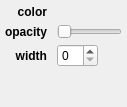
This is viewer_test/layer_style_editor.ui in hopehhchen/glue_tree as Qt 5 draws it before an edit. The edited form follows.
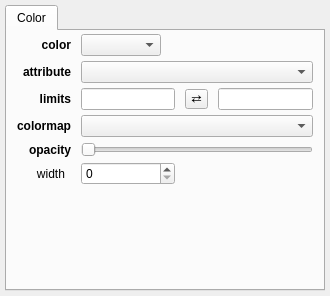
This is the edited form. Custom widgets are drawn as their Qt base class.

Commit message: brushing, selecting, variable color coding, etc.

```diff
--- a/viewer_test/layer_style_editor.ui
+++ b/viewer_test/layer_style_editor.ui
@@ -6,8 +6,8 @@
    <rect>
     <x>0</x>
     <y>0</y>
-    <width>127</width>
-    <height>107</height>
+    <width>330</width>
+    <height>296</height>
    </rect>
   </property>
   <property name="windowTitle">
@@ -26,24 +26,52 @@
    <property name="bottomMargin">
     <number>5</number>
    </property>
+   <item row="0" column="1">
+    <widget class="QTabWidget" name="tab_widget">
+     <property name="currentIndex">
+      <number>0</number>
+     </property>
+     <property name="elideMode">
+      <enum>Qt::ElideNone</enum>
+     </property>
+     <widget class="QWidget" name="tab_4">
+      <attribute name="title">
+       <string>Color</string>
+      </attribute>
+      <layout class="QGridLayout" name="gridLayout_5">
+       <property name="leftMargin">
+        <number>10</number>
+       </property>
+       <property name="topMargin">
+        <number>3</number>
+       </property>
+       <property name="rightMargin">
+        <number>10</number>
+       </property>
+       <property name="bottomMargin">
+        <number>3</number>
+       </property>
    <property name="horizontalSpacing">
     <number>10</number>
    </property>
    <property name="verticalSpacing">
     <number>5</number>
    </property>
-   <item row="1" column="1" colspan="2">
-    <widget class="QSlider" name="value_alpha">
-     <property name="maximum">
-      <number>100</number>
-     </property>
-     <property name="orientation">
-      <enum>Qt::Horizontal</enum>
+       <item row="4" column="1" colspan="3">
+        <widget class="QColormapCombo" name="combodata_cmap">
+         <property name="sizePolicy">
+          <sizepolicy hsizetype="Expanding" vsizetype="Fixed">
+           <horstretch>0</horstretch>
+           <verstretch>0</verstretch>
+          </sizepolicy>
+         </property>
+         <property name="sizeAdjustPolicy">
+          <enum>QComboBox::AdjustToMinimumContentsLength</enum>
      </property>
     </widget>
    </item>
-   <item row="1" column="0">
-    <widget class="QLabel" name="label">
+       <item row="3" column="0">
+        <widget class="QLabel" name="label_cmap_limits">
      <property name="font">
       <font>
        <weight>75</weight>
@@ -51,14 +79,49 @@
       </font>
      </property>
      <property name="text">
-      <string>opacity</string>
+          <string>limits</string>
      </property>
      <property name="alignment">
       <set>Qt::AlignRight|Qt::AlignTrailing|Qt::AlignVCenter</set>
      </property>
     </widget>
    </item>
-   <item row="0" column="1">
+       <item row="4" column="0">
+        <widget class="QLabel" name="label_colormap">
+         <property name="font">
+          <font>
+           <weight>75</weight>
+           <bold>true</bold>
+          </font>
+         </property>
+         <property name="text">
+          <string>colormap</string>
+         </property>
+         <property name="alignment">
+          <set>Qt::AlignRight|Qt::AlignTrailing|Qt::AlignVCenter</set>
+         </property>
+        </widget>
+       </item>
+       <item row="0" column="0">
+        <widget class="QLabel" name="label_10">
+         <property name="font">
+          <font>
+           <weight>75</weight>
+           <bold>true</bold>
+          </font>
+         </property>
+         <property name="text">
+          <string>color</string>
+         </property>
+         <property name="alignment">
+          <set>Qt::AlignRight|Qt::AlignTrailing|Qt::AlignVCenter</set>
+         </property>
+        </widget>
+       </item>
+       <item row="3" column="3">
+        <widget class="QLineEdit" name="valuetext_cmap_vmax"/>
+       </item>
+       <item row="0" column="3">
     <widget class="QColorBox" name="color_color">
      <property name="sizePolicy">
       <sizepolicy hsizetype="Preferred" vsizetype="Minimum">
@@ -71,43 +134,8 @@
      </property>
     </widget>
    </item>
-   <item row="0" column="0">
-    <widget class="QLabel" name="label_2">
-     <property name="font">
-      <font>
-       <weight>75</weight>
-       <bold>true</bold>
-      </font>
-     </property>
-     <property name="text">
-      <string>color</string>
-     </property>
-     <property name="alignment">
-      <set>Qt::AlignRight|Qt::AlignTrailing|Qt::AlignVCenter</set>
-     </property>
-    </widget>
-   </item>
-   <item row="2" column="1">
-    <widget class="QSpinBox" name="value_linewidth"/>
-   </item>
-   <item row="2" column="0">
-    <widget class="QLabel" name="label_3">
-     <property name="font">
-      <font>
-       <weight>75</weight>
-       <bold>true</bold>
-      </font>
-     </property>
-     <property name="text">
-      <string>width</string>
-     </property>
-     <property name="alignment">
-      <set>Qt::AlignRight|Qt::AlignTrailing|Qt::AlignVCenter</set>
-     </property>
-    </widget>
-   </item>
-   <item row="3" column="0">
-    <spacer name="verticalSpacer">
+       <item row="7" column="0">
+        <spacer name="verticalSpacer_2">
      <property name="orientation">
       <enum>Qt::Vertical</enum>
      </property>
@@ -119,18 +147,91 @@
      </property>
     </spacer>
    </item>
-   <item row="3" column="1" colspan="2">
-    <spacer name="horizontalSpacer">
+       <item row="5" column="0">
+        <widget class="QLabel" name="label_7">
+         <property name="font">
+          <font>
+           <weight>75</weight>
+           <bold>true</bold>
+          </font>
+         </property>
+         <property name="text">
+          <string>opacity</string>
+         </property>
+         <property name="alignment">
+          <set>Qt::AlignRight|Qt::AlignTrailing|Qt::AlignVCenter</set>
+         </property>
+        </widget>
+       </item>
+       <item row="2" column="1" colspan="3">
+        <widget class="QComboBox" name="combosel_cmap_att">
+         <property name="sizeAdjustPolicy">
+          <enum>QComboBox::AdjustToMinimumContentsLength</enum>
+         </property>
+        </widget>
+       </item>
+       <item row="5" column="1" colspan="3">
+        <widget class="QSlider" name="value_alpha">
+         <property name="maximum">
+          <number>100</number>
+         </property>
      <property name="orientation">
       <enum>Qt::Horizontal</enum>
      </property>
-     <property name="sizeHint" stdset="0">
+        </widget>
+       </item>
+       <item row="3" column="1">
+        <widget class="QLineEdit" name="valuetext_cmap_vmin"/>
+       </item>
+       <item row="0" column="1">
+        <widget class="QComboBox" name="combosel_cmap_mode">
+         <property name="maximumSize">
       <size>
-       <width>40</width>
-       <height>1</height>
-      </size>
-     </property>
-    </spacer>
+           <width>80</width>
+           <height>16777215</height>
+          </size>
+         </property>
+        </widget>
+       </item>
+       <item row="3" column="2">
+        <widget class="QToolButton" name="button_flip_cmap">
+         <property name="styleSheet">
+          <string notr="true">padding: 0px</string>
+         </property>
+         <property name="text">
+          <string>⇄</string>
+         </property>
+        </widget>
+       </item>
+       <item row="2" column="0">
+        <widget class="QLabel" name="label_cmap_attribute">
+         <property name="font">
+          <font>
+           <weight>75</weight>
+           <bold>true</bold>
+          </font>
+         </property>
+         <property name="text">
+          <string>attribute</string>
+         </property>
+         <property name="alignment">
+          <set>Qt::AlignRight|Qt::AlignTrailing|Qt::AlignVCenter</set>
+         </property>
+        </widget>
+       </item>
+       <item row="6" column="0">
+        <widget class="QLabel" name="label">
+         <property name="text">
+          <string>      width</string>
+         </property>
+        </widget>
+       </item>
+       <item row="6" column="1">
+        <widget class="QSpinBox" name="value_linewidth"/>
+       </item>
+      </layout>
+     </widget>
+    </widget>
    </item>
   </layout>
  </widget>
@@ -140,6 +241,11 @@
    <extends>QLabel</extends>
    <header>glue.utils.qt.colors</header>
   </customwidget>
+  <customwidget>
+   <class>QColormapCombo</class>
+   <extends>QComboBox</extends>
+   <header>glue.utils.qt.colors</header>
+  </customwidget>
  </customwidgets>
  <resources/>
  <connections/>
```
Lines whose indentation alone changed are shown as unchanged. The commit also changes 2 other files.
